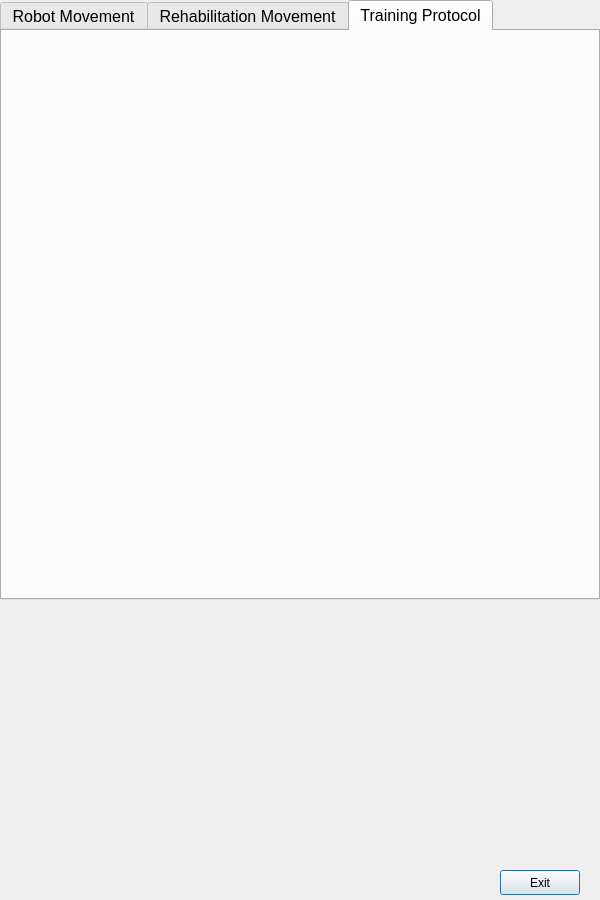
This is rehab_gui/rehab_gui/ui/FMRRMainWindow.ui in CNR-STIIMA-IRAS/Fit4Med as Qt 5 draws it before an edit. The edited form follows.
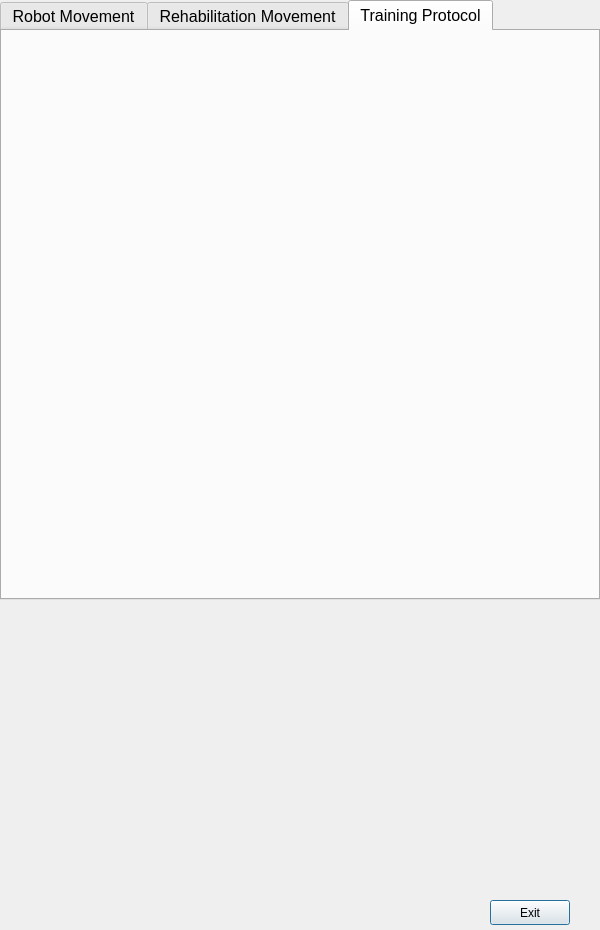
This is the edited form. Icons and pictures are not drawn.

Patch:
```diff
--- a/rehab_gui/rehab_gui/ui/FMRRMainWindow.ui
+++ b/rehab_gui/rehab_gui/ui/FMRRMainWindow.ui
@@ -7,7 +7,7 @@
     <x>0</x>
     <y>0</y>
     <width>600</width>
-    <height>900</height>
+    <height>930</height>
    </rect>
   </property>
   <property name="windowTitle">
@@ -94,7 +94,7 @@
      <x>0</x>
      <y>610</y>
      <width>601</width>
-     <height>261</height>
+     <height>281</height>
     </rect>
    </property>
    <layout class="QVBoxLayout" name="verticalLayout_MotorsManagement"/>
@@ -102,8 +102,8 @@
   <widget class="QPushButton" name="pushButton_CloseProgram">
    <property name="geometry">
     <rect>
-     <x>500</x>
-     <y>870</y>
+     <x>490</x>
+     <y>900</y>
      <width>80</width>
      <height>25</height>
     </rect>
```
